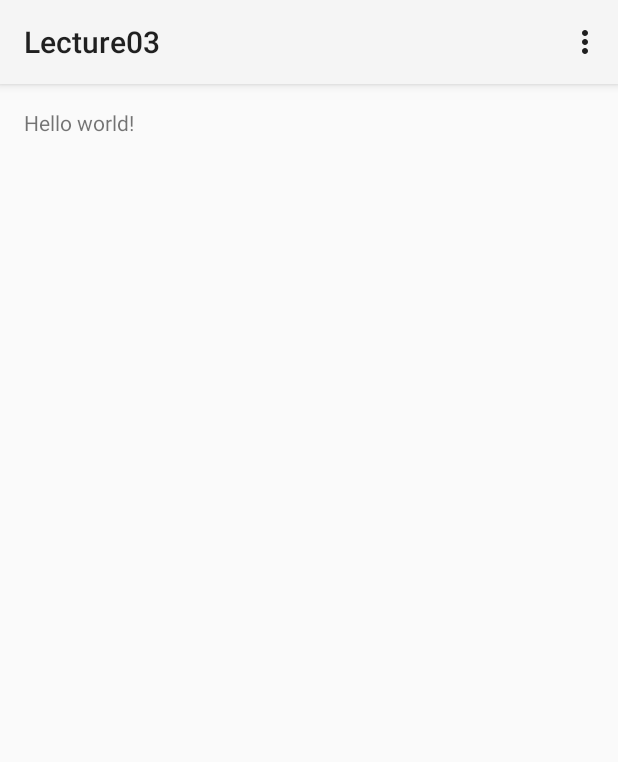
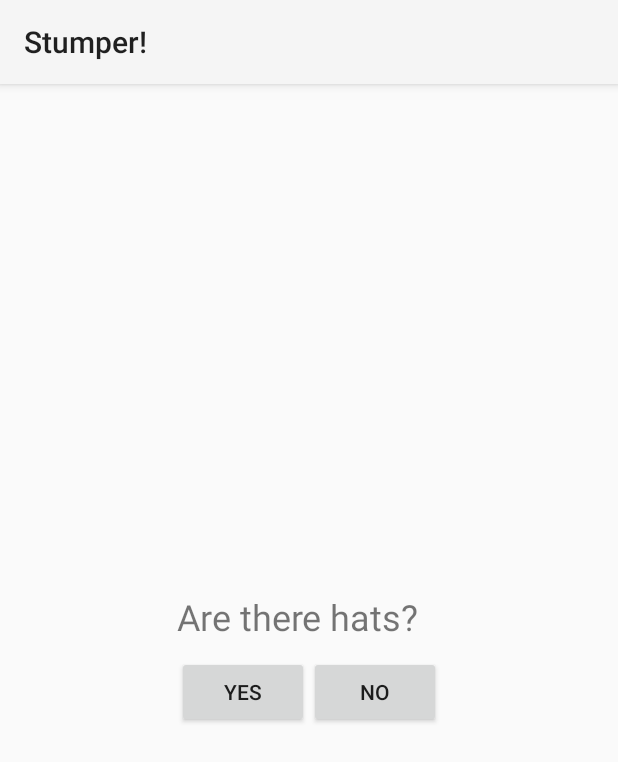
Before and after one commit to famousclark/CSC-214-repository, an Android app: the screen it shows after launch (StumperActivity), on a phone screen of 412 x 824 dp. Shown: the top 762 px of the screen. Run offline under Robolectric (Android 15) with nearby library versions, the phone set to English and light mode, and no system bars.

Commit message:
Added some demo code for layouts and strings.  Removed the menu.

```diff
--- a/Lectures/Lecture03/app/src/main/java/mobappdev/lecture03/StumperActivity.java
+++ b/Lectures/Lecture03/app/src/main/java/mobappdev/lecture03/StumperActivity.java
@@ -12,26 +12,4 @@ public class StumperActivity extends Activity {
         super.onCreate(savedInstanceState);
         setContentView(R.layout.activity_stumper);
     }
-
-    @Override
-    public boolean onCreateOptionsMenu(Menu menu) {
-        // Inflate the menu; this adds items to the action bar if it is present.
-        getMenuInflater().inflate(R.menu.menu_stumper, menu);
-        return true;
-    }
-
-    @Override
-    public boolean onOptionsItemSelected(MenuItem item) {
-        // Handle action bar item clicks here. The action bar will
-        // automatically handle clicks on the Home/Up button, so long
-        // as you specify a parent activity in AndroidManifest.xml.
-        int id = item.getItemId();
-
-        //noinspection SimplifiableIfStatement
-        if (id == R.id.action_settings) {
-            return true;
-        }
-
-        return super.onOptionsItemSelected(item);
-    }
 }
--- a/Lectures/Lecture03/app/src/main/res/layout/activity_stumper.xml
+++ b/Lectures/Lecture03/app/src/main/res/layout/activity_stumper.xml
@@ -5,7 +5,36 @@
     android:paddingTop="@dimen/activity_vertical_margin"
     android:paddingBottom="@dimen/activity_vertical_margin" tools:context=".StumperActivity">
 
-    <TextView android:text="@string/hello_world" android:layout_width="wrap_content"
-        android:layout_height="wrap_content" />
+    <LinearLayout
+        android:layout_width="wrap_content"
+        android:layout_height="wrap_content"
+        android:layout_centerInParent="true"
+        android:orientation="vertical">
+
+        <TextView
+            android:layout_width="match_parent"
+            android:layout_height="wrap_content"
+            android:text="@string/label_stumper"
+            android:textSize="24sp"
+            android:paddingBottom="10dp"/>
+
+        <LinearLayout
+            android:layout_width="match_parent"
+            android:layout_height="wrap_content"
+            android:orientation="horizontal">
+
+            <Button
+                android:layout_width="wrap_content"
+                android:layout_height="wrap_content"
+                android:text="@string/label_yes"/>
+
+            <Button
+                android:layout_width="wrap_content"
+                android:layout_height="wrap_content"
+                android:text="@string/label_no"/>
+
+        </LinearLayout>
+
+    </LinearLayout>
 
 </RelativeLayout>
--- a/Lectures/Lecture03/app/src/main/res/menu/menu_stumper.xml
+++ /dev/null
@@ -1,5 +0,0 @@
-<menu xmlns:android="http://schemas.android.com/apk/res/android"
-    xmlns:tools="http://schemas.android.com/tools" tools:context=".StumperActivity">
-    <item android:id="@+id/action_settings" android:title="@string/action_settings"
-        android:orderInCategory="100" android:showAsAction="never" />
-</menu>
--- a/Lectures/Lecture03/app/src/main/res/values/strings.xml
+++ b/Lectures/Lecture03/app/src/main/res/values/strings.xml
@@ -1,6 +1,7 @@
 <resources>
-    <string name="app_name">Lecture03</string>
-
-    <string name="hello_world">Hello world!</string>
+    <string name="app_name">Stumper!</string>
+    <string name="label_stumper">Are there hats?</string>
+    <string name="label_yes">Yes</string>
+    <string name="label_no">No</string>
     <string name="action_settings">Settings</string>
 </resources>
```
Also changed, not shown: Lectures/Lecture03/app/src/main/res/layout/layout_relative_demo.xml (added, +75 -0 lines), 1 other file.
